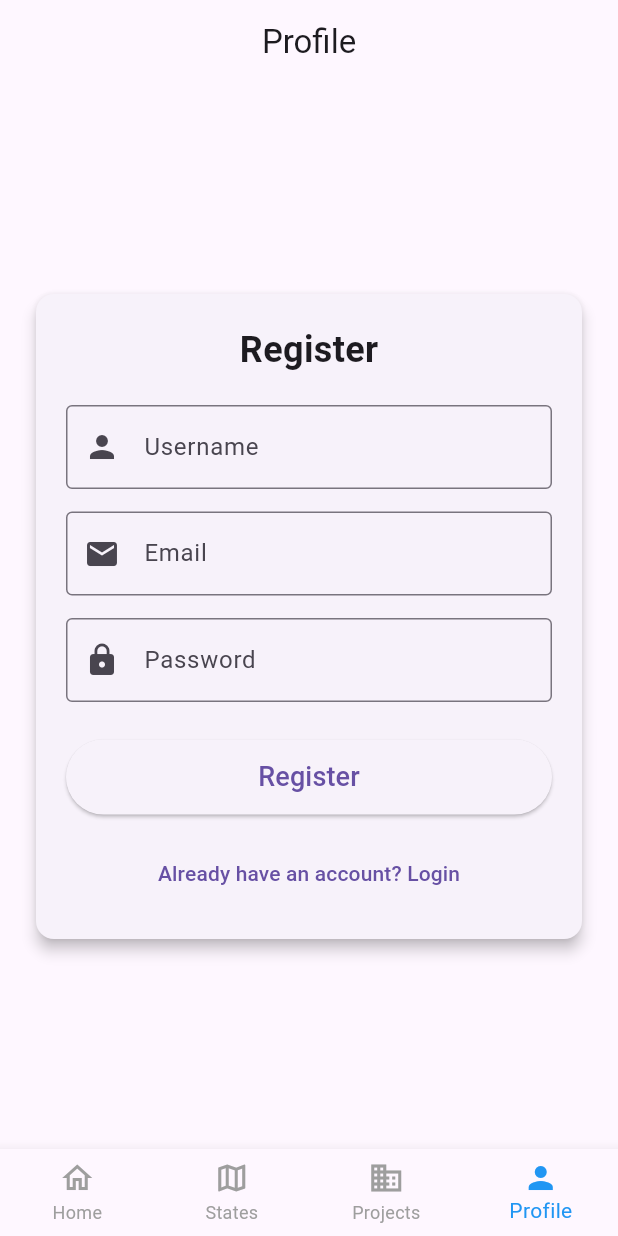
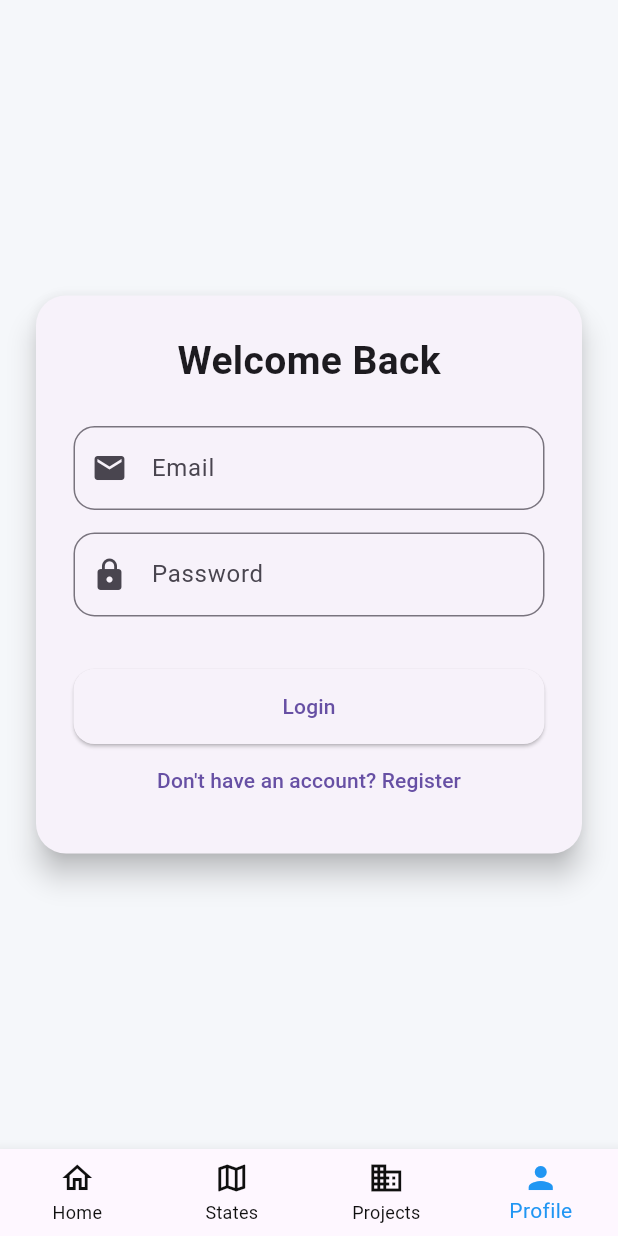
Before and after one commit to beckyuwah/civictrail, a Flutter app: the screen it shows after launch, item 4 of the bottom bar chosen, on a phone screen of 412 x 824 dp. Run offline on Flutter 3.47's test engine with Material 3 defaults, Android fonts, the phone set to English and light mode, and no system bars; our stand-ins replace flutter_dotenv, sqflite; accounts and stored records are empty; network calls fail.

Commit message:
modify login,logout, admin profile

```diff
--- a/civic_flutter/lib/database/civic_flutter_db.dart
+++ b/civic_flutter/lib/database/civic_flutter_db.dart
@@ -1,10 +1,9 @@
-// lib/database/app_database.dart
 import 'package:sqflite/sqflite.dart';
 import 'package:path/path.dart';
 
-
 class AppDatabase {
   static Database? _database;
+  static const int _dbVersion = 1;
 
   static Future<Database> get database async {
     if (_database != null) return _database!;
@@ -13,50 +12,43 @@ class AppDatabase {
   }
 
   static Future<Database> _initDB() async {
-    final dbPath = await getDatabasesPath();
-    final path = join(dbPath, 'civictrail.db');
+    final path = join(await getDatabasesPath(), 'civic.db');
 
-    return await openDatabase(
+    return openDatabase(
       path,
-      version: 2,
-      onCreate: _onCreate,
-    );
-  }
-
-  /// Create tables
-  static Future _onCreate(Database db, int version) async {
-    // Users table
+      version: _dbVersion,
+      onCreate: (db, version) async {
         await db.execute('''
-      CREATE TABLE users(
+          CREATE TABLE users (
             id INTEGER PRIMARY KEY AUTOINCREMENT,
-        username TEXT NOT NULL,
-        email TEXT NOT NULL UNIQUE,
-        password TEXT NOT NULL
+            username TEXT,
+            email TEXT,
+            password TEXT,
+            location TEXT,
+            is_admin INTEGER DEFAULT 0
           )
         ''');
 
-    // Projects table
         await db.execute('''
-      CREATE TABLE projects(
+          CREATE TABLE projects (
             id INTEGER PRIMARY KEY AUTOINCREMENT,
-          name TEXT NOT NULL,
-          description TEXT NOT NULL,
-          state TEXT NOT NULL,
-          show_on_home INTEGER NOT NULL DEFAULT 0
+            name TEXT,
+            description TEXT,
+            state TEXT,
+            show_on_home INTEGER
           )
-
         ''');
-
-    // Insert default admin user
-    await db.insert('users', {
-      'username': 'admin',
-      'email': 'admin@gmail.com',
-      'password': '123456', // store hashed in production
-    });
-    await db.insert('users', {
-      'username': 'becks',
-      'email': 'becks@gmail.com',
-      'password': '123456', // store hashed in production
-    });
+      },
+      onUpgrade: (db, oldVersion, newVersion) async {
+        if (oldVersion < 2) {
+          await db.execute(
+            'ALTER TABLE users ADD COLUMN location TEXT',
+          );
+          await db.execute(
+            'ALTER TABLE users ADD COLUMN is_admin INTEGER DEFAULT 0',
+          );
+        }
+      },
+    );
   }
 }
--- a/civic_flutter/lib/main.dart
+++ b/civic_flutter/lib/main.dart
@@ -48,7 +48,7 @@ class _HomeScreenState extends State<HomeScreen> {
       const HomeTab(),
       const StatesTab(),
       const ProjectsTab(),
-      ProfileTab(onLoginSuccess: switchToHome),
+      const ProfileTab(),
     ];
   }
 
@@ -72,7 +72,7 @@ class _HomeScreenState extends State<HomeScreen> {
         type: BottomNavigationBarType.fixed,
         currentIndex: _selectedIndex,
         selectedItemColor: Colors.blue,
-        unselectedItemColor: Colors.grey,
+        unselectedItemColor: const Color.fromARGB(255, 15, 15, 15),
         onTap: _onItemTapped,
         items: const [
           BottomNavigationBarItem(
--- a/civic_flutter/lib/models/user.dart
+++ b/civic_flutter/lib/models/user.dart
@@ -1,40 +1,39 @@
-// lib/models/user.dart
-
 class User {
-  int? id;
-  String username;
-  String email;
-  String password;
+  final int? id;
+  final String username;
+  final String email;
+  final String password;
+  final String location;
+  final bool isAdmin;
 
   User({
     this.id,
     required this.username,
     required this.email,
     required this.password,
+    required this.location,
+    this.isAdmin = false,
   });
 
-  /// Convert User object to Map (for inserting/updating SQLite)
   Map<String, dynamic> toMap() {
-    final map = <String, dynamic>{
+    return {
+      'id': id,
       'username': username,
       'email': email,
       'password': password,
+      'location': location,
+      'is_admin': isAdmin ? 1 : 0,
     };
-
-    if (id != null) {
-      map['id'] = id;
-    }
-
-    return map;
   }
 
-  /// Create User object from Map (from SQLite query)
   factory User.fromMap(Map<String, dynamic> map) {
     return User(
-      id: map['id'] as int?,
-      username: map['username'] as String,
-      email: map['email'] as String,
-      password: map['password'] as String,
+      id: map['id'] as int,
+      username: map['username'],
+      email: map['email'],
+      password: map['password'],
+      location: map['location'],
+      isAdmin: (map['is_admin'] ?? 0) == 1,
     );
   }
 }
--- a/civic_flutter/lib/screens/profile_tab.dart
+++ b/civic_flutter/lib/screens/profile_tab.dart
@@ -1,198 +1,132 @@
-
 import 'package:flutter/material.dart';
+import '../database/user_dao.dart';
 import '../models/user.dart';
-import '../database/user_dao.dart';
 import '../services/session.dart';
-
+import 'projects_tab.dart';
 
 class ProfileTab extends StatefulWidget {
-  final VoidCallback onLoginSuccess;
-
-  const ProfileTab({
-    super.key,
-    required this.onLoginSuccess,
-  });
+  const ProfileTab({super.key});
 
   @override
   State<ProfileTab> createState() => _ProfileTabState();
 }
 
-
 class _ProfileTabState extends State<ProfileTab> {
   final _formKey = GlobalKey<FormState>();
-  bool isLogin = false;
+  bool isLogin = true;
 
   String username = '';
   String email = '';
   String password = '';
+  String location = '';
 
   Future<void> submit() async {
     if (!_formKey.currentState!.validate()) return;
 
-    try {
     if (isLogin) {
       final user = await UserDao.login(email, password);
-
-        if (!mounted) return;
-
       if (user == null) {
-          ScaffoldMessenger.of(context).showSnackBar(
-            const SnackBar(content: Text('Invalid email or password')),
-          );
+        _snack('Invalid email or password');
         return;
       }
 
-        Session.login(
-          id: user.id!,
-          name: user.username,
-        );
-        widget.onLoginSuccess();
+      Session.login(user);
+      setState(() {});
     } else {
       await UserDao.registerUser(
         User(
           username: username,
           email: email,
           password: password,
+          location: location,
         ),
       );
-
-        if (!mounted) return;
-
-        ScaffoldMessenger.of(context).showSnackBar(
-          const SnackBar(content: Text('Registration successful')),
-        );
-
-        setState(() {
-          isLogin = true;
-        });
-      }
-    } catch (e) {
-      if (!mounted) return;
-
-      ScaffoldMessenger.of(context).showSnackBar(
-        SnackBar(content: Text('Error: ${e.toString()}')),
-      );
+      _snack('Registration successful');
+      setState(() => isLogin = true);
     }
   }
 
+  void logout() {
+    Session.logout();
+    setState(() {});
+  }
+
+  void _snack(String msg) {
+    ScaffoldMessenger.of(context).showSnackBar(
+      SnackBar(content: Text(msg)),
+    );
+  }
 
   @override
   Widget build(BuildContext context) {
     return Scaffold(
-      appBar: AppBar(
-        title: const Text('Profile'),
-        centerTitle: true,
-      ),
-      body: Center(
+      backgroundColor: const Color(0xffF5F7FA),
+      body: Session.isLoggedIn ? _profileView(context) : _authView(),
+    );
+  }
+
+  //  AUTH VIEW
+  Widget _authView() {
+    return Center(
       child: SingleChildScrollView(
         padding: const EdgeInsets.all(20),
         child: Card(
-            elevation: 4,
+          elevation: 8,
           shape: RoundedRectangleBorder(
-              borderRadius: BorderRadius.circular(12),
+            borderRadius: BorderRadius.circular(20),
           ),
           child: Padding(
-              padding: const EdgeInsets.all(20),
+            padding: const EdgeInsets.all(25),
             child: Form(
               key: _formKey,
               child: Column(
                 mainAxisSize: MainAxisSize.min,
                 children: [
                   Text(
-                      isLogin ? 'Login' : 'Register',
+                    isLogin ? 'Welcome Back' : 'Create Account',
                     style: const TextStyle(
-                        fontSize: 24,
+                      fontSize: 26,
                       fontWeight: FontWeight.bold,
                     ),
                   ),
+                  const SizedBox(height: 25),
+
+                  if (!isLogin)
+                    _field('Username', Icons.person,
+                        (v) => username = v),
+
+                  if (!isLogin)
+                    _field('Location', Icons.location_on,
+                        (v) => location = v),
+
+                  _field('Email', Icons.email, (v) => email = v),
+                  _field('Password', Icons.lock,
+                      (v) => password = v,
+                      obscure: true),
 
                   const SizedBox(height: 20),
 
-                    if (!isLogin)
-                      TextFormField(
-                        decoration: const InputDecoration(
-                          labelText: 'Username',
-                          prefixIcon: Icon(Icons.person),
-                          border: OutlineInputBorder(),
+                  ElevatedButton(
+                    onPressed: submit,
+                    style: ElevatedButton.styleFrom(
+                      minimumSize: const Size(double.infinity, 50),
+                      shape: RoundedRectangleBorder(
+                        borderRadius: BorderRadius.circular(14),
                       ),
-                        onChanged: (val) => username = val,
-                        validator: (val) =>
-                            val!.isEmpty ? 'Username required' : null,
+                    ),
+                    child: Text(isLogin ? 'Login' : 'Register'),
                   ),
 
-                    if (!isLogin) const SizedBox(height: 15),
-
-                    TextFormField(
-                      decoration: const InputDecoration(
-                        labelText: 'Email',
-                        prefixIcon: Icon(Icons.email),
-                        border: OutlineInputBorder(),
-                      ),
-                      keyboardType: TextInputType.emailAddress,
-                      onChanged: (val) => email = val,
-                      validator: (val) =>
-                          val!.isEmpty ? 'Email required' : null,
-                    ),
-
-                    const SizedBox(height: 15),
-
-                    TextFormField(
-                      decoration: const InputDecoration(
-                        labelText: 'Password',
-                        prefixIcon: Icon(Icons.lock),
-                        border: OutlineInputBorder(),
-                      ),
-                      obscureText: true,
-                      onChanged: (val) => password = val,
-                      validator: (val) =>
-                          val!.length < 6 ? 'Minimum 6 characters' : null,
-                    ),
-
-                    const SizedBox(height: 25),
-
-                    SizedBox(
-                      width: double.infinity,
-                      height: 50,
-                      child: ElevatedButton(
-                        onPressed: submit,
-                        child: Text(
-                          isLogin ? 'Login' : 'Register',
-                          style: const TextStyle(fontSize: 18),
-                        ),
-                      ),
-                    ),
-
-                    const SizedBox(height: 15),
-
                   TextButton(
-                      onPressed: () {
-                        setState(() {
-                          isLogin = !isLogin;
-                        });
-                      },
+                    onPressed: () =>
+                        setState(() => isLogin = !isLogin),
                     child: Text(
                       isLogin
                           ? "Don't have an account? Register"
                           : "Already have an account? Login",
                     ),
                   ),
-                    // if (Session.isAdmin) ...[
-                    //     const SizedBox(height: 20),
-                    //     ElevatedButton.icon(
-                    //       icon: const Icon(Icons.admin_panel_settings),
-                    //       label: const Text('Admin: Manage Projects'),
-                    //       onPressed: () {
-                    //         Navigator.push(
-                    //           context,
-                    //           MaterialPageRoute(
-                    //             builder: (_) => const AdminProjectsScreen(),
-                    //           ),
-                    //         );
-                    //       },
-                    //     ),
-                    //   ],
                 ],
-                ),
               ),
             ),
           ),
@@ -200,4 +134,137 @@ class _ProfileTabState extends State<ProfileTab> {
       ),
     );
   }
+
+  //  PROFILE VIEW
+  Widget _profileView(BuildContext context) {
+    final user = Session.currentUser!;
+
+    return SafeArea(
+      child: Column(
+        children: [
+          Container(
+            padding: const EdgeInsets.symmetric(vertical: 30),
+            decoration: const BoxDecoration(
+              gradient: LinearGradient(
+                colors: [Color(0xff667eea), Color(0xff764ba2)],
+              ),
+              borderRadius:
+                  BorderRadius.vertical(bottom: Radius.circular(30)),
+            ),
+            child: Column(
+              children: [
+                const CircleAvatar(
+                  radius: 45,
+                  backgroundColor: Colors.white,
+                  child: Icon(Icons.person, size: 50),
+                ),
+                const SizedBox(height: 10),
+                Text(
+                  user.username,
+                  style: const TextStyle(
+                    fontSize: 22,
+                    fontWeight: FontWeight.bold,
+                    color: Colors.white,
+                  ),
+                ),
+                Text(
+                  user.email,
+                  style: const TextStyle(color: Colors.white70),
+                ),
+                if (Session.isAdmin)
+                  const Padding(
+                    padding: EdgeInsets.only(top: 6),
+                    child: Chip(
+                      label: Text('ADMIN'),
+                      backgroundColor: Colors.orange,
+                    ),
+                  ),
+              ],
+            ),
+          ),
+
+          const SizedBox(height: 25),
+          _infoTile(Icons.location_on, 'Location', user.location),
+
+          // ADMIN CONTROLS
+          if (Session.isAdmin)
+            Card(
+              margin: const EdgeInsets.all(16),
+              shape: RoundedRectangleBorder(
+                borderRadius: BorderRadius.circular(16),
+              ),
+              child: ListTile(
+                leading: const Icon(Icons.work),
+                title: const Text('Manage Projects'),
+                subtitle: const Text('Add or delete projects'),
+                trailing: const Icon(Icons.arrow_forward_ios),
+                onTap: () {
+                  Navigator.push(
+                    context,
+                    MaterialPageRoute(
+                      builder: (_) => const ProjectsTab(),
+                    ),
+                  );
+                },
+              ),
+            ),
+
+          const Spacer(),
+
+          Padding(
+            padding: const EdgeInsets.all(20),
+            child: ElevatedButton.icon(
+              icon: const Icon(Icons.logout),
+              label: const Text('Logout'),
+              style: ElevatedButton.styleFrom(
+                backgroundColor: Colors.redAccent,
+                minimumSize: const Size(double.infinity, 50),
+                shape: RoundedRectangleBorder(
+                  borderRadius: BorderRadius.circular(14),
+                ),
+              ),
+              onPressed: logout,
+            ),
+          ),
+        ],
+      ),
+    );
   }
+
+  Widget _infoTile(IconData icon, String title, String value) {
+    return Card(
+      margin: const EdgeInsets.symmetric(horizontal: 20, vertical: 8),
+      shape: RoundedRectangleBorder(
+        borderRadius: BorderRadius.circular(16),
+      ),
+      child: ListTile(
+        leading: Icon(icon, color: Colors.deepPurple),
+        title: Text(title),
+        subtitle: Text(value),
+      ),
+    );
+  }
+
+  Widget _field(
+    String label,
+    IconData icon,
+    Function(String) onChanged, {
+    bool obscure = false,
+  }) {
+    return Padding(
+      padding: const EdgeInsets.only(bottom: 15),
+      child: TextFormField(
+        obscureText: obscure,
+        decoration: InputDecoration(
+          labelText: label,
+          prefixIcon: Icon(icon),
+          border: OutlineInputBorder(
+            borderRadius: BorderRadius.circular(14),
+          ),
+        ),
+        validator: (v) => v!.isEmpty ? '$label required' : null,
+        onChanged: onChanged,
+      ),
+    );
+  }
+}
--- a/civic_flutter/lib/services/session.dart
+++ b/civic_flutter/lib/services/session.dart
@@ -1,33 +1,18 @@
-// lib/services/session.dart
-import 'package:logging/logging.dart';
+import '../models/user.dart';
 
 class Session {
-  static int? userId;
-  static String? username;
+  static User? _currentUser;
 
-  /// Logger instance
-  static final Logger _logger = Logger('Session');
+  static User? get currentUser => _currentUser;
 
-  /// Returns true if a user is logged in
-  static bool get isLoggedIn => userId != null;
+  static bool get isLoggedIn => _currentUser != null;
+  static bool get isAdmin => _currentUser?.isAdmin ?? false;
 
-  /// Returns true if the current user is admin
-  static bool get isAdmin => username?.toLowerCase() == 'admin';
-
-  /// Log in the user
-  static void login({
-    required int id,
-    required String name,
-  }) {
-    userId = id;
-    username = name;
-    _logger.info('User $username logged in with id $userId');
+  static void login(User user) {
+    _currentUser = user;
   }
 
-  /// Log out the current user
   static void logout() {
-    _logger.info('User $username logged out');
-    userId = null;
-    username = null;
+    _currentUser = null;
   }
 }
```
Also changed, not shown: civic_flutter/lib/database/project_dao.dart (+23 -11 lines), civic_flutter/lib/database/user_dao.dart (+1 -6 lines), civic_flutter/lib/screens/home_tab.dart (+8 -3 lines), civic_flutter/lib/screens/project_form_admin.dart (+50 -16 lines), 3 other files. Lines whose indentation alone changed are shown as unchanged.
